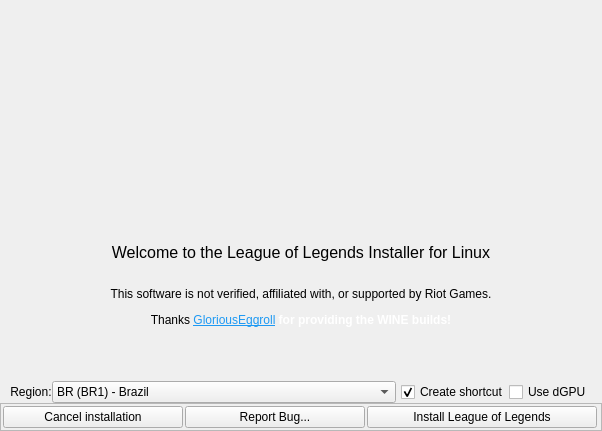
Qt form python_src/ui/installer.ui (polkaulfield/lol-for-linux-installer) before a commit.
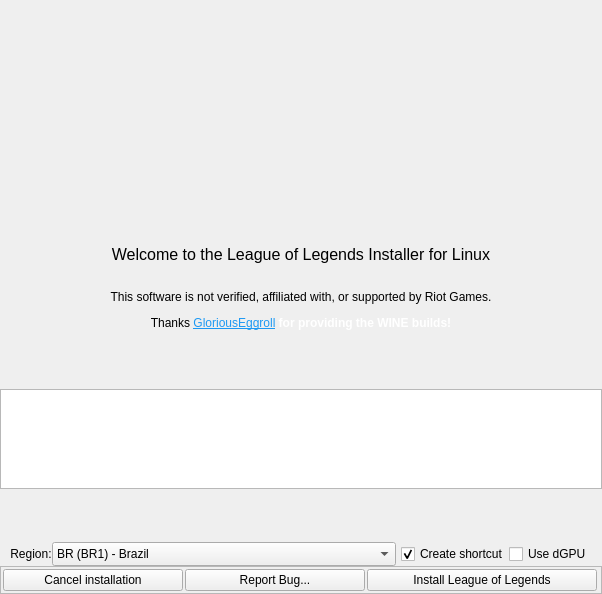
The same form after that commit. Icons and pictures are not drawn.

Commit message: [Python] Better logging + GUI logging, cleaned up appimage recipe (#31)

Diff of the .ui file:
```diff
--- a/python_src/ui/installer.ui
+++ b/python_src/ui/installer.ui
@@ -10,7 +10,7 @@
     <x>0</x>
     <y>0</y>
     <width>602</width>
-    <height>431</height>
+    <height>594</height>
    </rect>
   </property>
   <property name="sizePolicy">
@@ -265,6 +265,32 @@
            </property>
           </spacer>
          </item>
+         <item>
+          <widget class="QTextEdit" name="textOutput">
+           <property name="maximumSize">
+            <size>
+             <width>16777215</width>
+             <height>100</height>
+            </size>
+           </property>
+           <property name="readOnly">
+            <bool>true</bool>
+           </property>
+          </widget>
+         </item>
+         <item>
+          <spacer name="verticalSpacer_4">
+           <property name="orientation">
+            <enum>Qt::Vertical</enum>
+           </property>
+           <property name="sizeHint" stdset="0">
+            <size>
+             <width>20</width>
+             <height>40</height>
+            </size>
+           </property>
+          </spacer>
+         </item>
          <item>
           <layout class="QHBoxLayout" name="horizontalLayout_3">
            <property name="leftMargin">
```
The commit also changes 4 other files.
